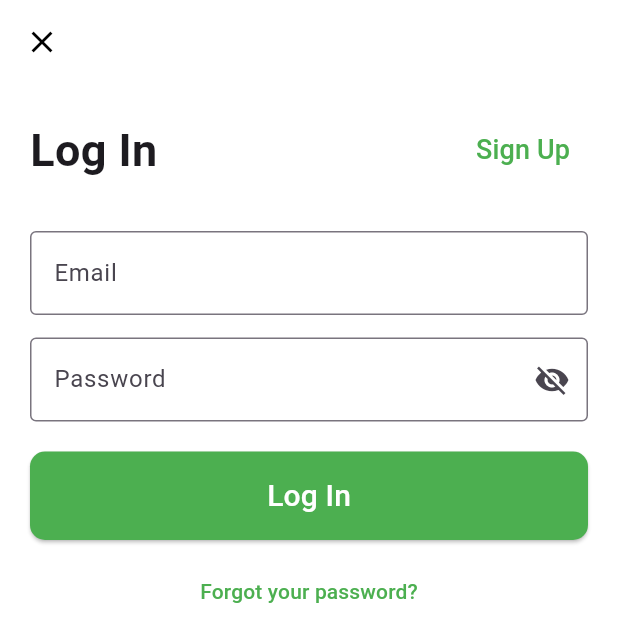
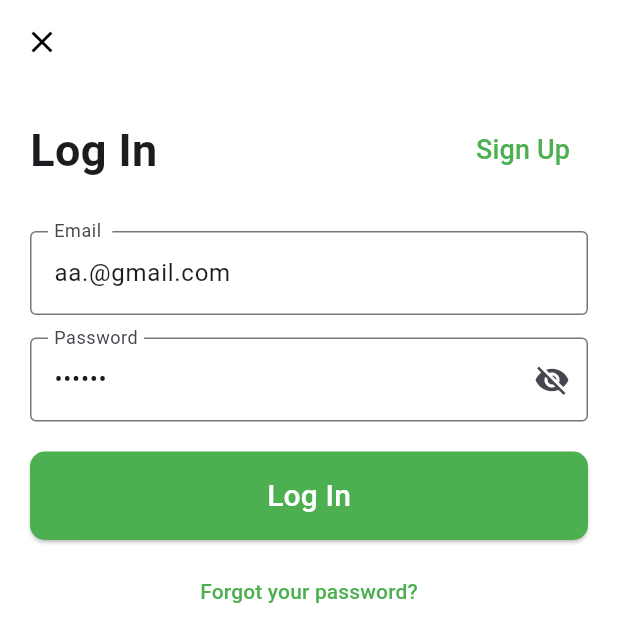
Before and after one commit to ap1911ak/a_chat, a Flutter app: the screen it shows after launch, after a tap on "Login", on a phone screen of 412 x 824 dp. Shown: the top 642 px of the screen. Run offline on Flutter 3.47's test engine with Material 3 defaults, Android fonts, the phone set to English and light mode, and no system bars; our stand-ins replace bloc, cloud_firestore, dartz, equatable, firebase_auth, firebase_core and 4 more; accounts and stored records are empty; network calls fail.

Commit message:
initialValue SignIn
initialValue:"aa.@gmail.com", ////For Test

```diff
--- a/lib/features/auth/presentation/screen/signin.dart
+++ b/lib/features/auth/presentation/screen/signin.dart
@@ -92,6 +92,7 @@ class _SignInScreenState extends State<SignInScreen> {
                         ),
                         SizedBox(height: 30),
                         TextFormField(
+                          initialValue:"aa.@gmail.com", ////For Test
                           decoration: InputDecoration(
                               labelText: "Email ",
                               border: OutlineInputBorder()),
@@ -107,10 +108,12 @@ class _SignInScreenState extends State<SignInScreen> {
                         ),
                         SizedBox(height: 15),
                         TextFormField(
+                          initialValue:"123456", ////For Test
                           decoration: InputDecoration(
                               labelText: "Password",
                               border: OutlineInputBorder(),
-                              suffixIcon: Icon(Icons.visibility_off)), // Placeholder for show/hide password
+                              suffixIcon: Icon(Icons.visibility_off))
+                              , // Placeholder for show/hide password
                           validator: RequiredValidator(
                               errorText: "Password is required").call,
                           obscureText: true,
```
